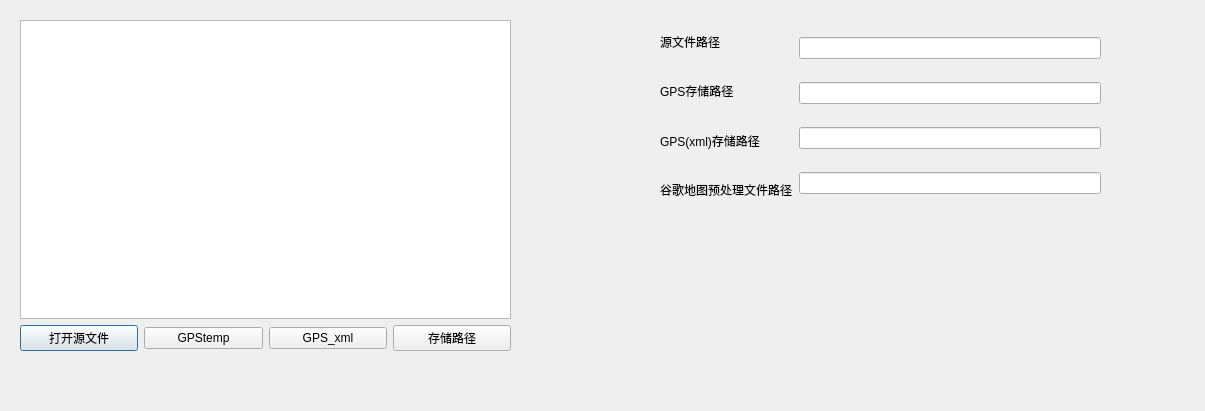
Above: inputdialog.ui from KongQingXin12/720_GPS before the change. Below: the same form after it.
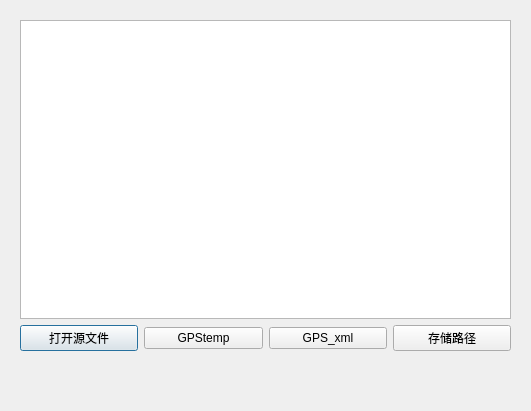
That is the form after the change.

What changed in the file:
```diff
--- a/inputdialog.ui
+++ b/inputdialog.ui
@@ -6,73 +6,13 @@
    <rect>
     <x>0</x>
     <y>0</y>
-    <width>1205</width>
+    <width>531</width>
     <height>411</height>
    </rect>
   </property>
   <property name="windowTitle">
    <string>Dialog</string>
   </property>
-  <widget class="QWidget" name="layoutWidget">
-   <property name="geometry">
-    <rect>
-     <x>660</x>
-     <y>20</y>
-     <width>441</width>
-     <height>191</height>
-    </rect>
-   </property>
-   <layout class="QHBoxLayout" name="horizontalLayout">
-    <item>
-     <layout class="QVBoxLayout" name="verticalLayout">
-      <item>
-       <widget class="QLabel" name="label">
-        <property name="text">
-         <string>源文件路径</string>
-        </property>
-       </widget>
-      </item>
-      <item>
-       <widget class="QLabel" name="label_2">
-        <property name="text">
-         <string>GPS存储路径</string>
-        </property>
-       </widget>
-      </item>
-      <item>
-       <widget class="QLabel" name="label_3">
-        <property name="text">
-         <string>GPS(xml)存储路径</string>
-        </property>
-       </widget>
-      </item>
-      <item>
-       <widget class="QLabel" name="label_4">
-        <property name="text">
-         <string>谷歌地图预处理文件路径</string>
-        </property>
-       </widget>
-      </item>
-     </layout>
-    </item>
-    <item>
-     <layout class="QVBoxLayout" name="verticalLayout_2">
-      <item>
-       <widget class="QLineEdit" name="line_source"/>
-      </item>
-      <item>
-       <widget class="QLineEdit" name="linr_gps_pos"/>
-      </item>
-      <item>
-       <widget class="QLineEdit" name="line_mode"/>
-      </item>
-      <item>
-       <widget class="QLineEdit" name="line_result"/>
-      </item>
-     </layout>
-    </item>
-   </layout>
-  </widget>
   <widget class="QWidget" name="layoutWidget">
    <property name="geometry">
     <rect>
```
